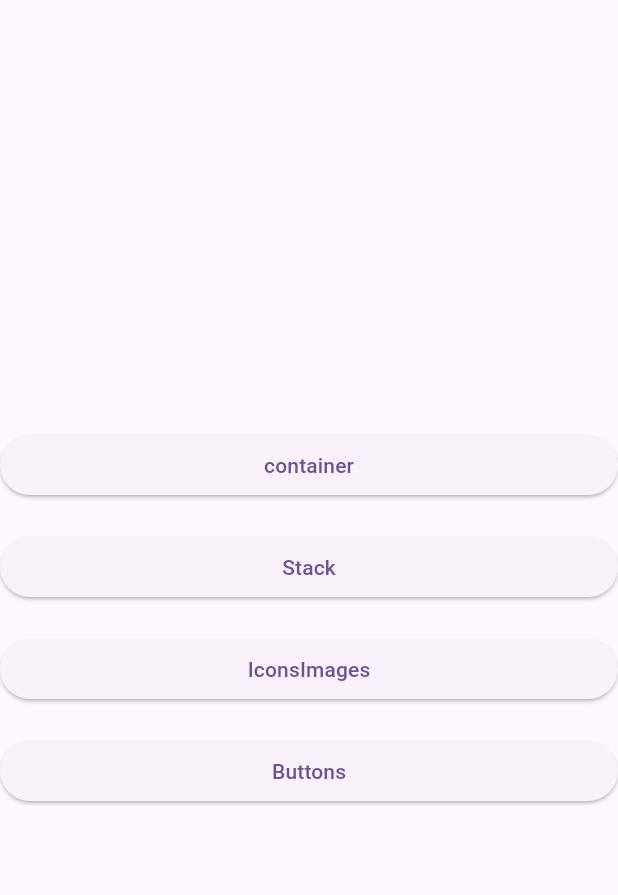
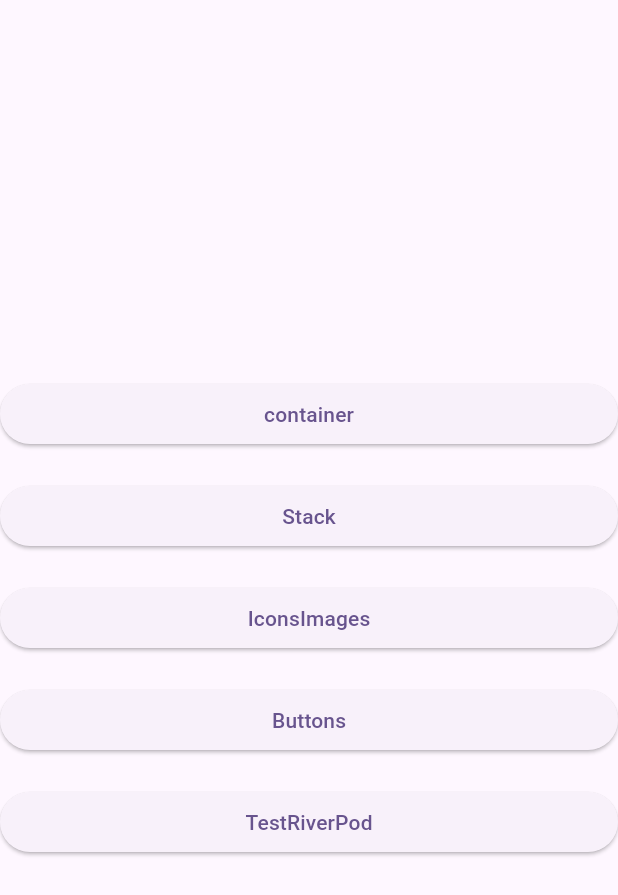
Before and after one commit to ammardev99/b_app, a Flutter app: the screen it shows after launch, on a phone screen of 412 x 824 dp. Shown: the top 895 px of the screen. Run offline on Flutter 3.47's test engine with Material 3 defaults, Android fonts, the phone set to English and light mode, and no system bars; our stand-ins replace equatable, flutter_riverpod, go_router.

Commit message:
start riverpod

```diff
--- a/lib/course/classlist.dart
+++ b/lib/course/classlist.dart
@@ -17,25 +17,43 @@ class _ClassListState extends State<ClassList> {
         mainAxisAlignment: MainAxisAlignment.center,
         crossAxisAlignment: CrossAxisAlignment.stretch,
         children: [
-          ElevatedButton(onPressed: () {
-            context.go(AppRoutes.container);
-          }, child: Text("container")),
-          SizedBox(height: 20,),
-          ElevatedButton(onPressed: () {
-            context.go(AppRoutes.stackClass);
-          }, child: Text("Stack")),
+          ElevatedButton(
+            onPressed: () {
+              context.go(AppRoutes.container);
+            },
+            child: Text("container"),
+          ),
+          SizedBox(height: 20),
+          ElevatedButton(
+            onPressed: () {
+              context.go(AppRoutes.stackClass);
+            },
+            child: Text("Stack"),
+          ),
 
-          SizedBox(height: 20,),
-          ElevatedButton(onPressed: () {
-            context.go(AppRoutes.iconsImages);
-          }, child: Text("IconsImages")),
+          SizedBox(height: 20),
+          ElevatedButton(
+            onPressed: () {
+              context.go(AppRoutes.iconsImages);
+            },
+            child: Text("IconsImages"),
+          ),
 
-          SizedBox(height: 20,),
-          ElevatedButton(onPressed: () {
-            context.go(AppRoutes.buttonsFunctions);
-          }, child: Text("Buttons")),
-
-          ],
+          SizedBox(height: 20),
+          ElevatedButton(
+            onPressed: () {
+              context.go(AppRoutes.buttonsFunctions);
+            },
+            child: Text("Buttons"),
+          ),
+          SizedBox(height: 20),
+          ElevatedButton(
+            onPressed: () {
+              context.go(AppRoutes.testRiverPod);
+            },
+            child: Text("TestRiverPod"),
+          ),
+        ],
       ),
     );
   }
--- a/lib/course/go_router.dart
+++ b/lib/course/go_router.dart
@@ -9,6 +9,8 @@ import 'package:b_app/course/row_columns.dart';
 import 'package:b_app/course/stack_class.dart';
 import 'package:go_router/go_router.dart';
 
+import '../riverpod/riverpod_class1.dart';
+
 class AppRoutes {
   static const String classList = '/';
   static const String rowColumns = '/RowColumns';
@@ -17,6 +19,7 @@ class AppRoutes {
   static const String stackClass = '/StackClass';
   static const String iconsImages = '/IconsImages';
   static const String buttonsFunctions = '/ButtonsFunctions';
+  static const String testRiverPod = '/TestRiverPod';
 }
 // app_router.dart
 
@@ -46,12 +49,9 @@ final GoRouter appRouter = GoRouter(
       path: AppRoutes.buttonsFunctions,
       builder: (context, state) => ButtonsFunctions(),
     ),
-    // GoRoute(
-    //   path: AppRoutes.profile,
-    //   builder: (context, state) {
-    //     final username = state.params['username']!;
-    //     return ProfileScreen(username: username);
-    //   },
-    // ),
+    GoRoute(
+      path: AppRoutes.testRiverPod,
+      builder: (context, state) => TestRiverPod(),
+    ),
   ],
 );
--- a/lib/main.dart
+++ b/lib/main.dart
@@ -1,9 +1,9 @@
 import 'package:b_app/course/go_router.dart';
 import 'package:flutter/material.dart';
-
+import 'package:flutter_riverpod/flutter_riverpod.dart';
 
 void main() {
-  runApp(const MyApp());
+  runApp(ProviderScope(child: MyApp()));
 }
 
 class MyApp extends StatelessWidget {
--- /dev/null
+++ b/lib/riverpod/providers/counter_provider.dart
@@ -0,0 +1,6 @@
+import 'package:flutter_riverpod/flutter_riverpod.dart';
+
+
+
+// 1. Create a StateProvider for counter
+final counterProvider = StateProvider<int>((ref) => 0);
```
Also changed, not shown: lib/riverpod/counter_screen.dart (added, +23 -0 lines), lib/riverpod/riverpod_class1.dart (added, +81 -0 lines), pubspec.yaml (+3 -4 lines), pubspec.lock.
